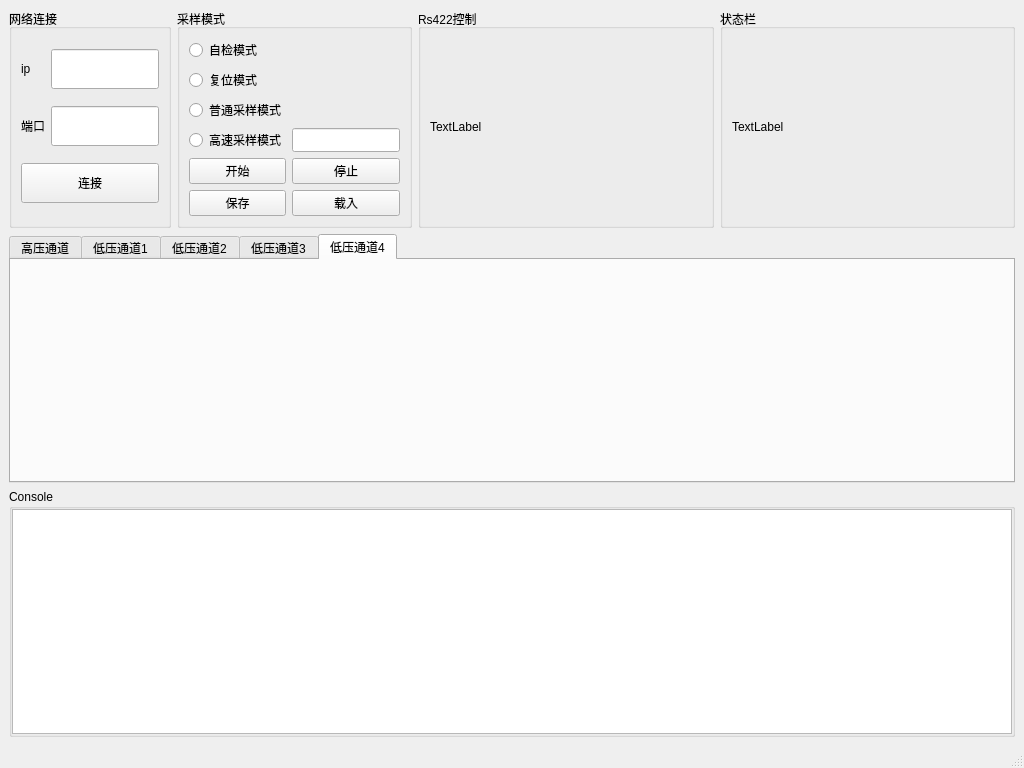
The window that mainwindow.ui (rainyMorning2/Low-frequency-measurement-and-control-GUI) describes before a commit, drawn with Qt 5.
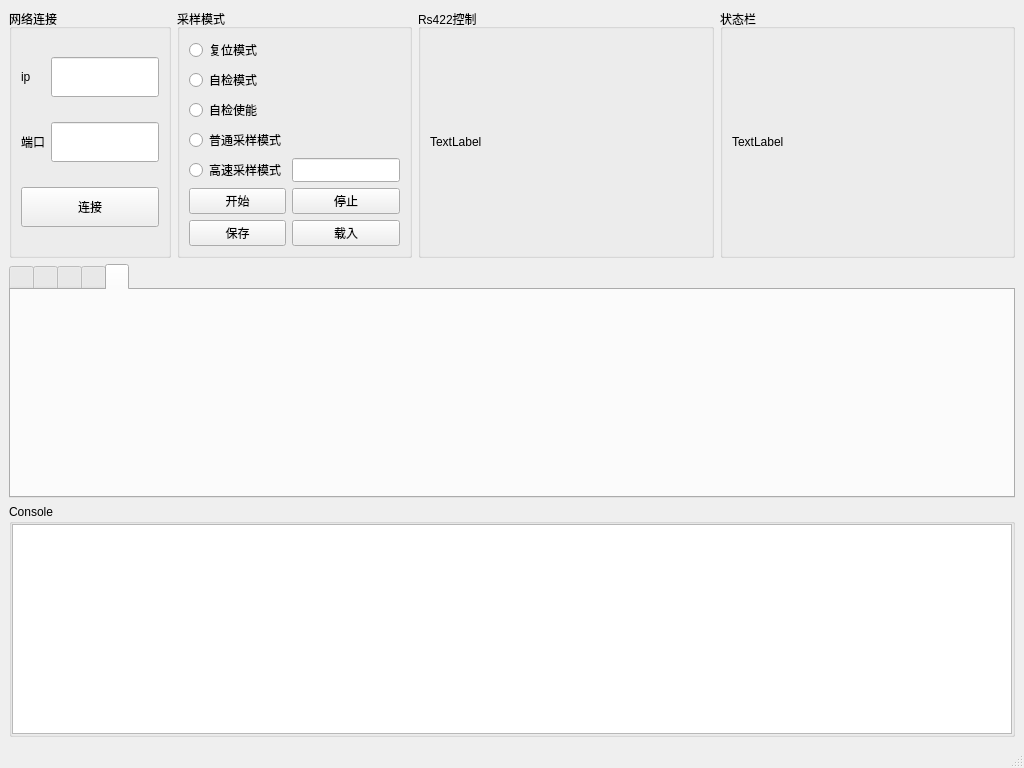
The same window after the commit. The open tabs and pages were chosen to show the change.

Patch:
```diff
--- a/mainwindow.ui
+++ b/mainwindow.ui
@@ -39,27 +39,27 @@
         </property>
         <widget class="QWidget" name="tab_1">
          <attribute name="title">
-          <string>高压通道</string>
+          <string/>
          </attribute>
         </widget>
         <widget class="QWidget" name="tab_2">
          <attribute name="title">
-          <string>低压通道1</string>
+          <string/>
          </attribute>
         </widget>
         <widget class="QWidget" name="tab_3">
          <attribute name="title">
-          <string>低压通道2</string>
+          <string/>
          </attribute>
         </widget>
         <widget class="QWidget" name="tab_4">
          <attribute name="title">
-          <string>低压通道3</string>
+          <string/>
          </attribute>
         </widget>
         <widget class="QWidget" name="tab_5">
          <attribute name="title">
-          <string>低压通道4</string>
+          <string/>
          </attribute>
         </widget>
        </widget>
@@ -211,7 +211,14 @@
          <string>采样模式</string>
         </property>
         <layout class="QGridLayout" name="gridLayout_3">
-         <item row="7" column="2">
+         <item row="0" column="1">
+          <widget class="QRadioButton" name="radioButton_reset_mode">
+           <property name="text">
+            <string>复位模式</string>
+           </property>
+          </widget>
+         </item>
+         <item row="9" column="2">
           <widget class="QPushButton" name="pushButton_stop">
            <property name="sizePolicy">
             <sizepolicy hsizetype="Preferred" vsizetype="Preferred">
@@ -230,7 +237,7 @@
            </property>
           </widget>
          </item>
-         <item row="6" column="1">
+         <item row="8" column="1">
           <widget class="QRadioButton" name="radioButton_high_speed_mode">
            <property name="sizePolicy">
             <sizepolicy hsizetype="Preferred" vsizetype="Preferred">
@@ -249,45 +256,7 @@
            </property>
           </widget>
          </item>
-         <item row="8" column="2">
-          <widget class="QPushButton" name="pushButton_load">
-           <property name="sizePolicy">
-            <sizepolicy hsizetype="Preferred" vsizetype="Preferred">
-             <horstretch>0</horstretch>
-             <verstretch>0</verstretch>
-            </sizepolicy>
-           </property>
-           <property name="maximumSize">
-            <size>
-             <width>16777215</width>
-             <height>40</height>
-            </size>
-           </property>
-           <property name="text">
-            <string>载入</string>
-           </property>
-          </widget>
-         </item>
-         <item row="8" column="1">
-          <widget class="QPushButton" name="pushButton_save">
-           <property name="sizePolicy">
-            <sizepolicy hsizetype="Preferred" vsizetype="Preferred">
-             <horstretch>0</horstretch>
-             <verstretch>0</verstretch>
-            </sizepolicy>
-           </property>
-           <property name="maximumSize">
-            <size>
-             <width>16777215</width>
-             <height>40</height>
-            </size>
-           </property>
-           <property name="text">
-            <string>保存</string>
-           </property>
-          </widget>
-         </item>
-         <item row="3" column="1">
+         <item row="5" column="1">
           <widget class="QRadioButton" name="radioButton_normal_mode">
            <property name="sizePolicy">
             <sizepolicy hsizetype="Preferred" vsizetype="Preferred">
@@ -306,7 +275,7 @@
            </property>
           </widget>
          </item>
-         <item row="7" column="1">
+         <item row="9" column="1">
           <widget class="QPushButton" name="pushButton_start">
            <property name="sizePolicy">
             <sizepolicy hsizetype="Preferred" vsizetype="Preferred">
@@ -325,14 +294,45 @@
            </property>
           </widget>
          </item>
-         <item row="1" column="1">
-          <widget class="QRadioButton" name="radioButton_reset_mode">
+         <item row="10" column="1">
+          <widget class="QPushButton" name="pushButton_save">
+           <property name="sizePolicy">
+            <sizepolicy hsizetype="Preferred" vsizetype="Preferred">
+             <horstretch>0</horstretch>
+             <verstretch>0</verstretch>
+            </sizepolicy>
+           </property>
+           <property name="maximumSize">
+            <size>
+             <width>16777215</width>
+             <height>40</height>
+            </size>
+           </property>
            <property name="text">
-            <string>复位模式</string>
+            <string>保存</string>
            </property>
           </widget>
          </item>
-         <item row="6" column="2">
+         <item row="10" column="2">
+          <widget class="QPushButton" name="pushButton_load">
+           <property name="sizePolicy">
+            <sizepolicy hsizetype="Preferred" vsizetype="Preferred">
+             <horstretch>0</horstretch>
+             <verstretch>0</verstretch>
+            </sizepolicy>
+           </property>
+           <property name="maximumSize">
+            <size>
+             <width>16777215</width>
+             <height>40</height>
+            </size>
+           </property>
+           <property name="text">
+            <string>载入</string>
+           </property>
+          </widget>
+         </item>
+         <item row="8" column="2">
           <widget class="QLineEdit" name="lineEdit_high_speed_channel">
            <property name="sizePolicy">
             <sizepolicy hsizetype="Preferred" vsizetype="Preferred">
@@ -348,7 +348,7 @@
            </property>
           </widget>
          </item>
-         <item row="0" column="1">
+         <item row="1" column="1">
           <widget class="QRadioButton" name="radioButton_selfcheck_mode">
            <property name="sizePolicy">
             <sizepolicy hsizetype="Preferred" vsizetype="Preferred">
@@ -367,6 +367,13 @@
            </property>
           </widget>
          </item>
+         <item row="4" column="1">
+          <widget class="QRadioButton" name="radioButton_selfcheck_en">
+           <property name="text">
+            <string>自检使能</string>
+           </property>
+          </widget>
+         </item>
         </layout>
        </widget>
       </item>
```
Left out of the diff: 12 changed lines with no effect on the pictures.
